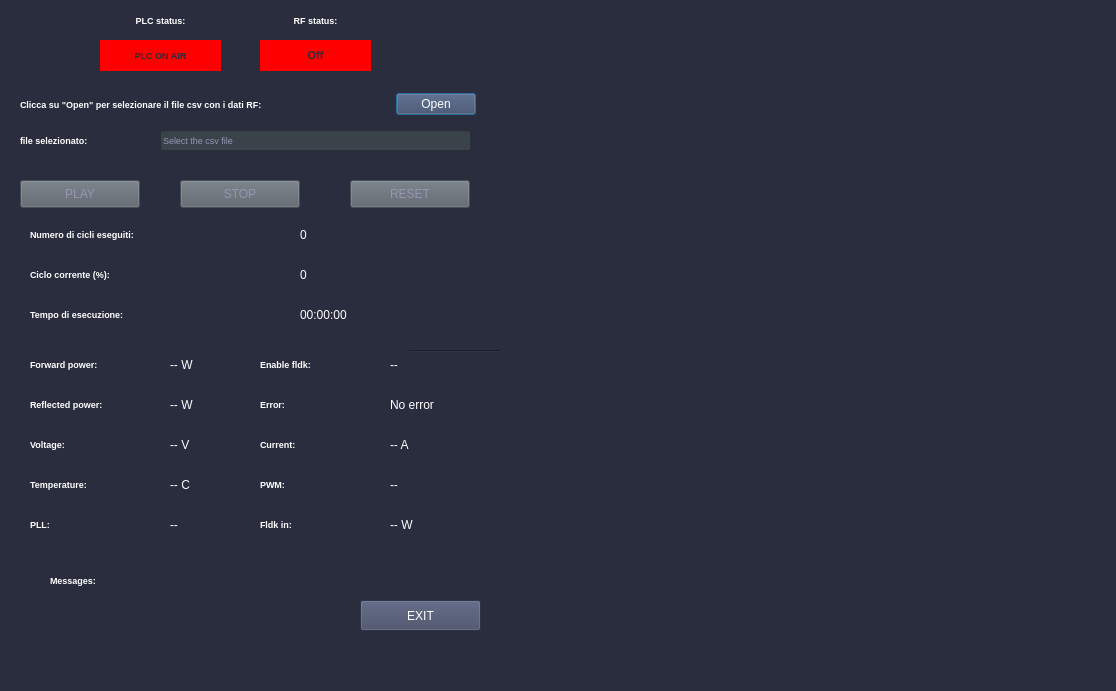
Old version of the form main_window.ui in the repository rstanzani/seriale_microonde.
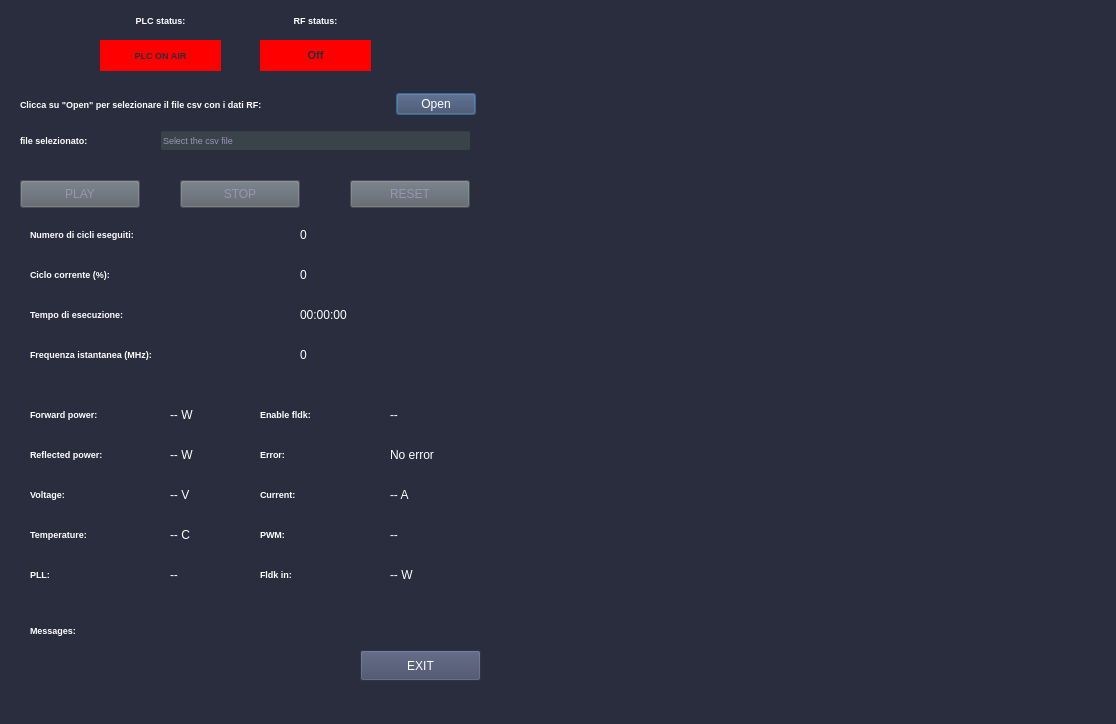
New version of the form. Custom widgets are drawn as their Qt base class.

Commit message: Add frequency info in the ui

Diff of the .ui file:
```diff
--- a/main_window.ui
+++ b/main_window.ui
@@ -7,7 +7,7 @@
     <x>0</x>
     <y>0</y>
     <width>1116</width>
-    <height>691</height>
+    <height>724</height>
    </rect>
   </property>
   <property name="windowTitle">
@@ -118,9 +118,9 @@
    <widget class="QLabel" name="QoutputLabel">
     <property name="geometry">
      <rect>
-      <x>50</x>
-      <y>600</y>
-      <width>301</width>
+      <x>30</x>
+      <y>650</y>
+      <width>321</width>
       <height>31</height>
      </rect>
     </property>
@@ -141,7 +141,7 @@
     <property name="geometry">
      <rect>
       <x>30</x>
-      <y>390</y>
+      <y>440</y>
       <width>121</width>
       <height>28</height>
      </rect>
@@ -164,7 +164,7 @@
     <property name="geometry">
      <rect>
       <x>30</x>
-      <y>430</y>
+      <y>480</y>
       <width>121</width>
       <height>28</height>
      </rect>
@@ -187,7 +187,7 @@
     <property name="geometry">
      <rect>
       <x>30</x>
-      <y>470</y>
+      <y>520</y>
       <width>121</width>
       <height>28</height>
      </rect>
@@ -210,7 +210,7 @@
     <property name="geometry">
      <rect>
       <x>30</x>
-      <y>510</y>
+      <y>560</y>
       <width>121</width>
       <height>28</height>
      </rect>
@@ -233,7 +233,7 @@
     <property name="geometry">
      <rect>
       <x>260</x>
-      <y>430</y>
+      <y>480</y>
       <width>101</width>
       <height>28</height>
      </rect>
@@ -256,7 +256,7 @@
     <property name="geometry">
      <rect>
       <x>30</x>
-      <y>350</y>
+      <y>400</y>
       <width>121</width>
       <height>28</height>
      </rect>
@@ -279,7 +279,7 @@
     <property name="geometry">
      <rect>
       <x>260</x>
-      <y>470</y>
+      <y>520</y>
       <width>101</width>
       <height>28</height>
      </rect>
@@ -302,7 +302,7 @@
     <property name="geometry">
      <rect>
       <x>260</x>
-      <y>350</y>
+      <y>400</y>
       <width>101</width>
       <height>28</height>
      </rect>
@@ -325,7 +325,7 @@
     <property name="geometry">
      <rect>
       <x>260</x>
-      <y>510</y>
+      <y>560</y>
       <width>101</width>
       <height>28</height>
      </rect>
@@ -348,7 +348,7 @@
     <property name="geometry">
      <rect>
       <x>260</x>
-      <y>390</y>
+      <y>440</y>
       <width>101</width>
       <height>28</height>
      </rect>
@@ -371,7 +371,7 @@
     <property name="geometry">
      <rect>
       <x>170</x>
-      <y>350</y>
+      <y>400</y>
       <width>71</width>
       <height>31</height>
      </rect>
@@ -390,7 +390,7 @@
     <property name="geometry">
      <rect>
       <x>170</x>
-      <y>390</y>
+      <y>440</y>
       <width>71</width>
       <height>31</height>
      </rect>
@@ -439,7 +439,7 @@
     <property name="geometry">
      <rect>
       <x>170</x>
-      <y>470</y>
+      <y>520</y>
       <width>71</width>
       <height>31</height>
      </rect>
@@ -458,7 +458,7 @@
     <property name="geometry">
      <rect>
       <x>170</x>
-      <y>430</y>
+      <y>480</y>
       <width>71</width>
       <height>31</height>
      </rect>
@@ -477,7 +477,7 @@
     <property name="geometry">
      <rect>
       <x>170</x>
-      <y>510</y>
+      <y>560</y>
       <width>71</width>
       <height>31</height>
      </rect>
@@ -496,7 +496,7 @@
     <property name="geometry">
      <rect>
       <x>390</x>
-      <y>510</y>
+      <y>560</y>
       <width>81</width>
       <height>31</height>
      </rect>
@@ -515,7 +515,7 @@
     <property name="geometry">
      <rect>
       <x>390</x>
-      <y>470</y>
+      <y>520</y>
       <width>81</width>
       <height>31</height>
      </rect>
@@ -534,7 +534,7 @@
     <property name="geometry">
      <rect>
       <x>390</x>
-      <y>430</y>
+      <y>480</y>
       <width>81</width>
       <height>31</height>
      </rect>
@@ -553,7 +553,7 @@
     <property name="geometry">
      <rect>
       <x>390</x>
-      <y>390</y>
+      <y>440</y>
       <width>81</width>
       <height>31</height>
      </rect>
@@ -572,7 +572,7 @@
     <property name="geometry">
      <rect>
       <x>390</x>
-      <y>350</y>
+      <y>400</y>
       <width>81</width>
       <height>31</height>
      </rect>
@@ -594,7 +594,7 @@
     <property name="geometry">
      <rect>
       <x>360</x>
-      <y>600</y>
+      <y>650</y>
       <width>121</width>
       <height>31</height>
      </rect>
@@ -610,8 +610,8 @@
    <widget class="QLabel" name="QinfoLabel_15">
     <property name="geometry">
      <rect>
-      <x>50</x>
-      <y>570</y>
+      <x>30</x>
+      <y>620</y>
       <width>91</width>
       <height>21</height>
      </rect>
@@ -650,22 +650,6 @@
      <string>STOP</string>
     </property>
    </widget>
-   <widget class="Line" name="line_3">
-    <property name="geometry">
-     <rect>
-      <x>410</x>
-      <y>350</y>
-      <width>118</width>
-      <height>3</height>
-     </rect>
-    </property>
-    <property name="autoFillBackground">
-     <bool>false</bool>
-    </property>
-    <property name="orientation">
-     <enum>Qt::Horizontal</enum>
-    </property>
-   </widget>
    <widget class="QLabel" name="QPLCInfo">
     <property name="enabled">
      <bool>true</bool>
@@ -924,7 +908,7 @@
     <property name="geometry">
      <rect>
       <x>500</x>
-      <y>0</y>
+      <y>20</y>
       <width>611</width>
       <height>320</height>
      </rect>
@@ -940,7 +924,7 @@
     <property name="geometry">
      <rect>
       <x>500</x>
-      <y>330</y>
+      <y>350</y>
       <width>611</width>
       <height>320</height>
      </rect>
@@ -952,6 +936,48 @@
      </size>
     </property>
    </widget>
+   <widget class="QLabel" name="Qfrequency">
+    <property name="geometry">
+     <rect>
+      <x>300</x>
+      <y>340</y>
+      <width>101</width>
+      <height>31</height>
+     </rect>
+    </property>
+    <property name="styleSheet">
+     <string notr="true">color: rgb(255, 255, 255);</string>
+    </property>
+    <property name="text">
+     <string>0</string>
+    </property>
+    <property name="textFormat">
+     <enum>Qt::RichText</enum>
+    </property>
+   </widget>
+   <widget class="QLabel" name="QinfoLabel_24">
+    <property name="geometry">
+     <rect>
+      <x>30</x>
+      <y>340</y>
+      <width>211</width>
+      <height>28</height>
+     </rect>
+    </property>
+    <property name="font">
+     <font>
+      <pointsize>7</pointsize>
+      <weight>75</weight>
+      <bold>true</bold>
+     </font>
+    </property>
+    <property name="styleSheet">
+     <string notr="true">color: rgb(255, 255, 255);</string>
+    </property>
+    <property name="text">
+     <string>Frequenza istantanea (MHz):</string>
+    </property>
+   </widget>
   </widget>
   <widget class="QMenuBar" name="menubar">
    <property name="geometry">
```
The commit also changes 2 other files.
